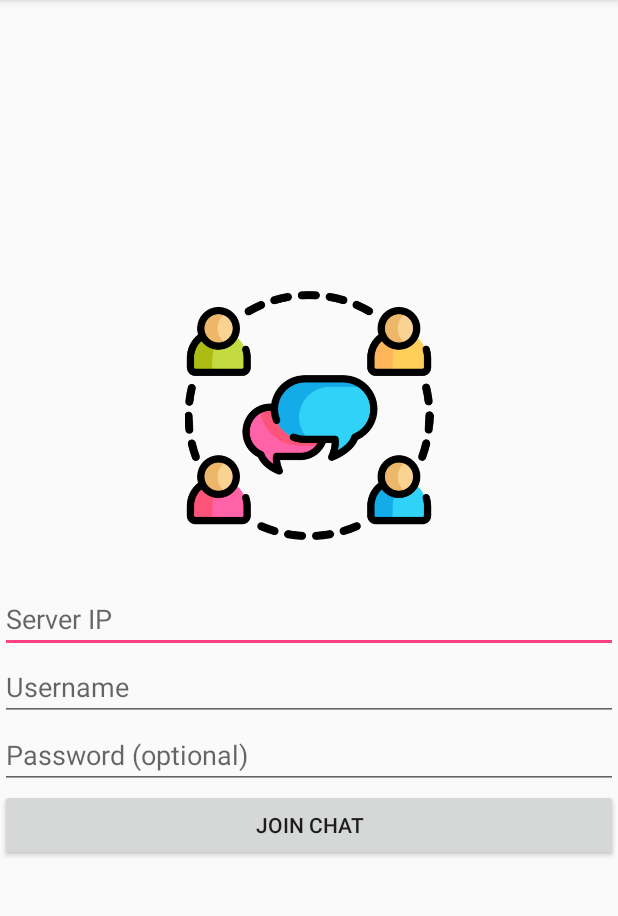
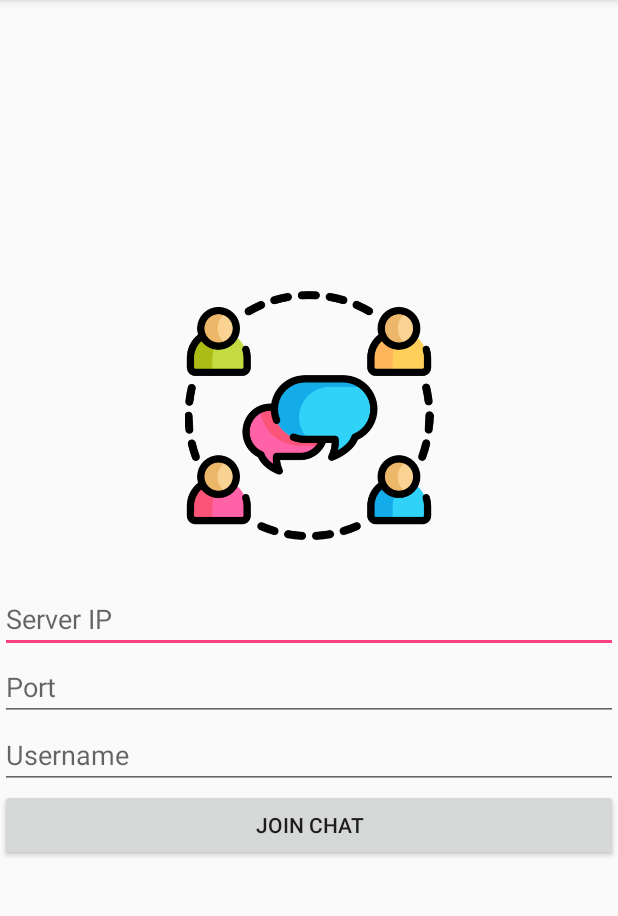
Before and after one commit to karbovski/ChatR00m, an Android app: the screen it shows after launch (LoginActivity), on a phone screen of 412 x 824 dp, the part 84-1000 px from its top. Run offline under Robolectric (Android 15) with nearby library versions, the phone set to English and light mode, and no system bars.

```diff
--- a/app/src/main/java/com/karbo/myapplication/LoginActivity.java
+++ b/app/src/main/java/com/karbo/myapplication/LoginActivity.java
@@ -1,30 +1,77 @@
 package com.karbo.myapplication;
 
 import android.content.Intent;
+import android.os.AsyncTask;
 import android.support.v7.app.AppCompatActivity;
 import android.os.Bundle;
+import android.util.Log;
 import android.view.View;
+import android.widget.EditText;
+import android.widget.Toast;
+
+import java.io.IOException;
+import java.net.Socket;
+
 
 public class LoginActivity extends AppCompatActivity {
+
+    EditText serverIPText;
+    EditText usernameText;
+    EditText portText;
+    boolean connected; //Dersom false, vil ikke Main Activity starte
 
     @Override
     protected void onCreate(Bundle savedInstanceState) {
         super.onCreate(savedInstanceState);
         setContentView(R.layout.activity_login);
+        serverIPText=findViewById(R.id.serverIPText);
+        usernameText=findViewById(R.id.usernameText);
+        portText=findViewById(R.id.portText);
+        connected=false;
+
+
     }
 
 
     public void joinChatOnClick(View view) {
 
+        new connectToHost().execute();
+    }
 
-        // TODO kode som skal validere input fra user og vise en toast hvis noe e galt
-
-        // TODO kode som skal starte en service
-
+    private void startMainActivity()
+    {
+        //TODO: Start Service
         Intent intent = new Intent(this, MainActivity.class);
-
         startActivity(intent);
 
     }
 
+    private class connectToHost extends AsyncTask<Void, Void, Void> {
+
+        @Override
+        protected Void doInBackground(Void... voids) { //Prøver å åpne socket
+            try {
+                SocketHandler.socket=new Socket(serverIPText.getText().toString(),Integer.parseInt(portText.getText().toString()));
+                connected=true;
+            } catch (IOException e) {
+                e.printStackTrace();
+            }catch (NumberFormatException e) {
+                e.printStackTrace();
+            }
+            return null;
+        }
+
+        @Override
+        protected void onPostExecute(Void aVoid) {//Dersom doInBackground lykkes, startes ny activity. Ellers vises en feilmelding som Toast
+            if(connected) {
+                startMainActivity();
+            }
+            else {
+                Toast toast= Toast.makeText(getApplicationContext(),"Could not connect to server",Toast.LENGTH_LONG);
+                toast.show();
+            }
+
+            super.onPostExecute(aVoid);
+        }
+    }
 }
--- a/app/src/main/res/layout/activity_login.xml
+++ b/app/src/main/res/layout/activity_login.xml
@@ -23,7 +23,15 @@
         android:layout_height="wrap_content"
         android:ems="10"
         android:hint="Server IP"
-        android:inputType="textPersonName" />
+        android:inputType="textUri" />
+
+    <EditText
+        android:id="@+id/portText"
+        android:layout_width="match_parent"
+        android:layout_height="wrap_content"
+        android:ems="10"
+        android:hint="Port"
+        android:inputType="number" />
 
     <EditText
         android:id="@+id/usernameText"
@@ -33,14 +41,6 @@
         android:hint="Username"
         android:inputType="textPersonName" />
 
-    <EditText
-        android:id="@+id/passwordText"
-        android:layout_width="match_parent"
-        android:layout_height="wrap_content"
-        android:ems="10"
-        android:hint="Password (optional)"
-        android:inputType="textPassword" />
-
     <Button
         android:id="@+id/loginButtton"
         android:layout_width="match_parent"
```
Also changed, not shown: app/src/main/java/com/karbo/myapplication/SocketHandler.java (added, +14 -0 lines).
